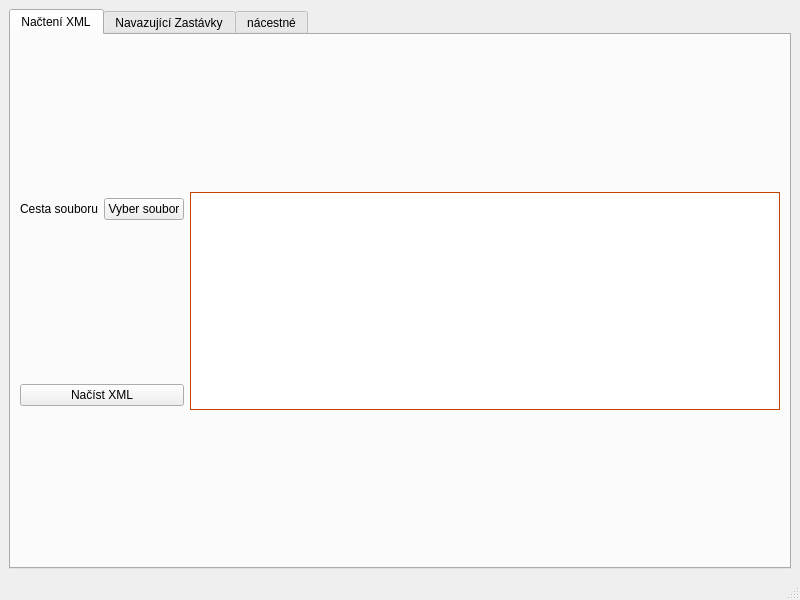
Old version of the form mainwindow.ui in the repository frutabruta/RopidXmlTools.
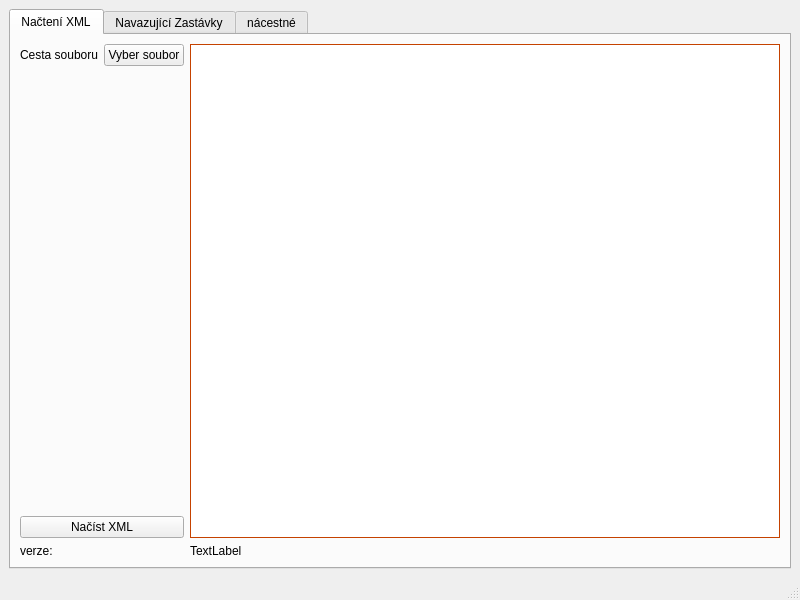
New version of the form. The open tabs and pages were chosen to show the change.

```diff
--- a/mainwindow.ui
+++ b/mainwindow.ui
@@ -31,7 +31,7 @@
         <string>Načtení XML</string>
        </attribute>
        <layout class="QGridLayout" name="gridLayout_2">
-        <item row="0" column="1" rowspan="2">
+        <item row="0" column="1" rowspan="4">
          <widget class="QTextEdit" name="textEdit_vypisChyb">
           <property name="palette">
            <palette>
@@ -105,6 +105,13 @@
           </property>
          </widget>
         </item>
+        <item row="3" column="0">
+         <widget class="QPushButton" name="pushButton_start">
+          <property name="text">
+           <string>Načíst XML</string>
+          </property>
+         </widget>
+        </item>
         <item row="0" column="0">
          <layout class="QHBoxLayout" name="horizontalLayout">
           <item>
@@ -123,10 +130,23 @@
           </item>
          </layout>
         </item>
-        <item row="1" column="0">
-         <widget class="QPushButton" name="pushButton_start">
+        <item row="4" column="1">
+         <widget class="QLabel" name="label_verze">
           <property name="text">
-           <string>Načíst XML</string>
+           <string>TextLabel</string>
+          </property>
+         </widget>
+        </item>
+        <item row="4" column="0">
+         <widget class="QLabel" name="label_3">
+          <property name="sizePolicy">
+           <sizepolicy hsizetype="Maximum" vsizetype="Maximum">
+            <horstretch>0</horstretch>
+            <verstretch>0</verstretch>
+           </sizepolicy>
+          </property>
+          <property name="text">
+           <string>verze:</string>
           </property>
          </widget>
         </item>
```
Left out of the diff: 2 changed lines with no effect on the pictures.
